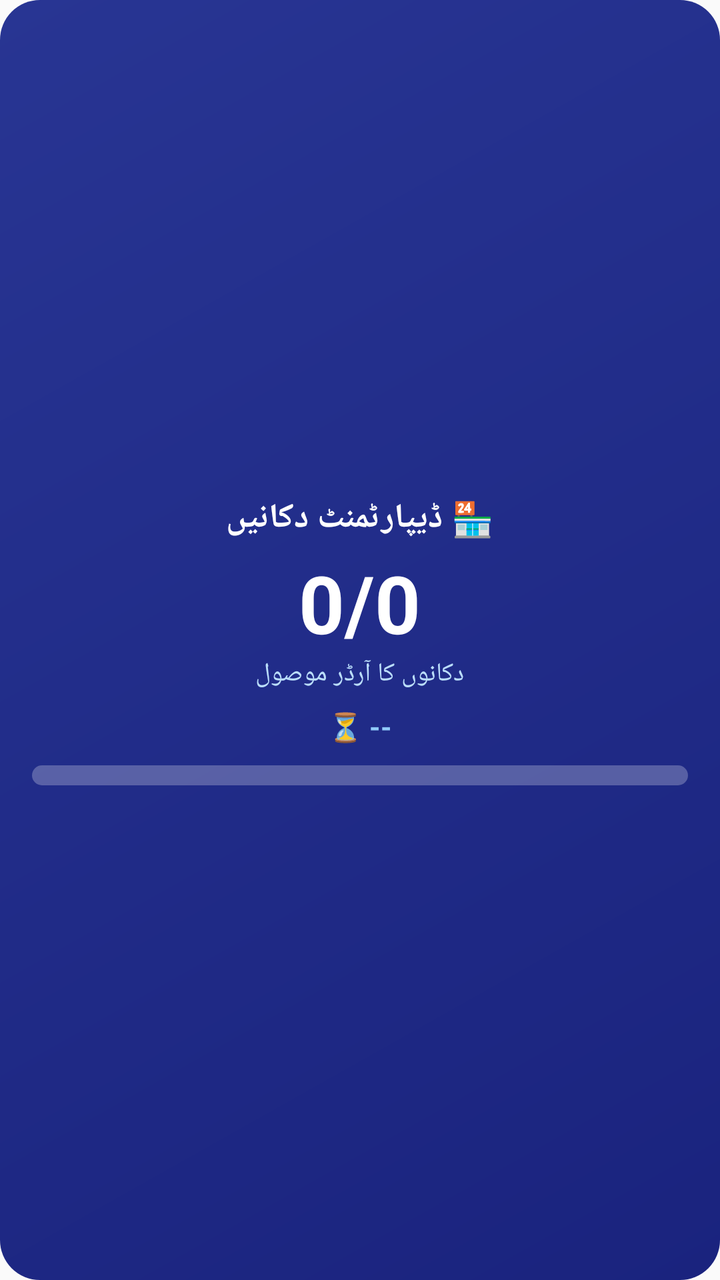
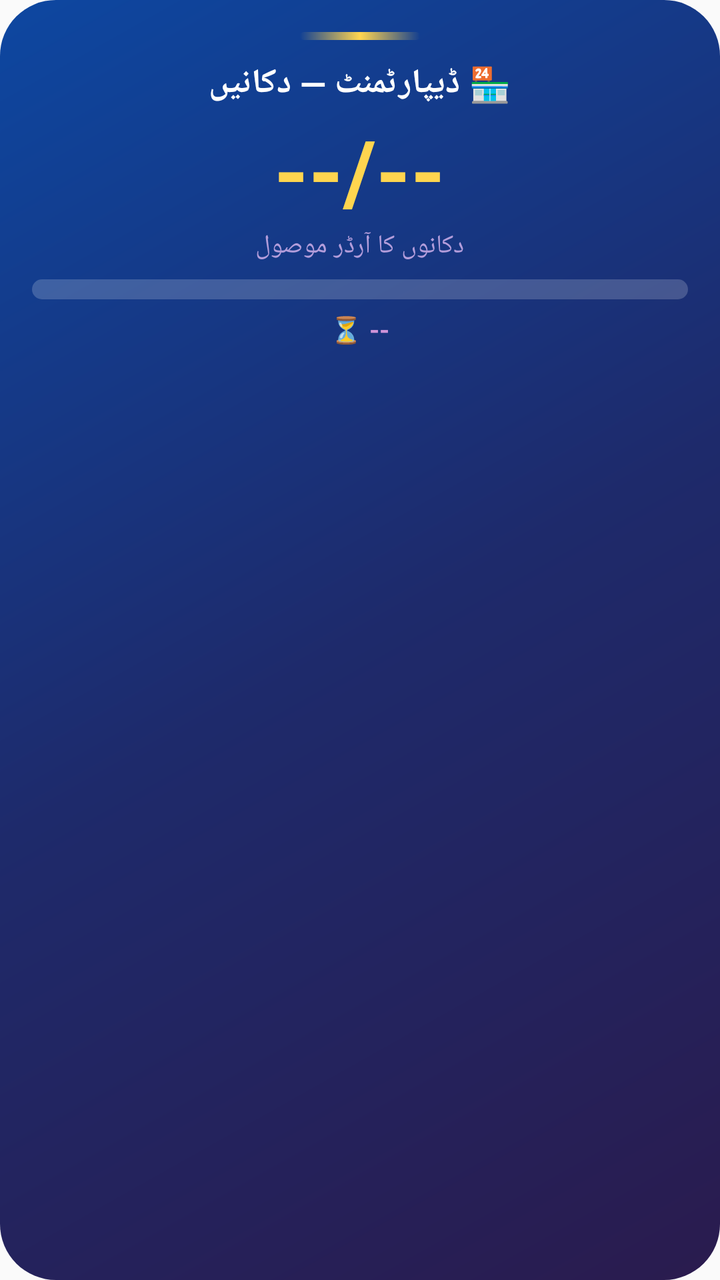

Compare the two renders of this Android layout. The source of the first and the diff that turns it into the second are given below.
<!-- AndroidManifest.xml: application theme android:Theme.Material.Light.NoActionBar -->
<!-- res/layout/widget_dept_shops.xml -->
<?xml version="1.0" encoding="utf-8"?>
<LinearLayout xmlns:android="http://schemas.android.com/apk/res/android"
    android:id="@+id/widget_root"
    android:layout_width="match_parent"
    android:layout_height="match_parent"
    android:orientation="vertical"
    android:gravity="center"
    android:padding="16dp"
    android:background="@drawable/widget_bg_dept">

    <TextView
        android:id="@+id/title"
        android:layout_width="wrap_content"
        android:layout_height="wrap_content"
        android:text="🏪 ڈیپارٹمنٹ دکانیں"
        android:textColor="#FFFFFF"
        android:textSize="17sp"
        android:textStyle="bold" />

    <TextView
        android:id="@+id/big_count"
        android:layout_width="wrap_content"
        android:layout_height="wrap_content"
        android:layout_marginTop="4dp"
        android:text="0/0"
        android:textColor="#FFFFFF"
        android:textSize="40sp"
        android:textStyle="bold" />

    <TextView
        android:id="@+id/subtitle"
        android:layout_width="wrap_content"
        android:layout_height="wrap_content"
        android:text="دکانوں کا آرڈر موصول"
        android:textColor="#BBDEFB"
        android:textSize="13sp" />

    <TextView
        android:id="@+id/countdown"
        android:layout_width="wrap_content"
        android:layout_height="wrap_content"
        android:layout_marginTop="8dp"
        android:text="⏳ --"
        android:textColor="#90CAF9"
        android:textSize="14sp"
        android:textStyle="bold" />

    <ProgressBar
        android:id="@+id/progress"
        style="?android:attr/progressBarStyleHorizontal"
        android:layout_width="match_parent"
        android:layout_height="10dp"
        android:layout_marginTop="10dp"
        android:max="100"
        android:progress="0"
        android:progressDrawable="@drawable/widget_progress_bg" />
</LinearLayout>
<!-- resources referenced by this layout -->
<resources>
  <!-- drawable widget_bg_dept (drawable) -->
  <?xml version="1.0" encoding="utf-8"?>
  <shape xmlns:android="http://schemas.android.com/apk/res/android" android:shape="rectangle">
      <gradient android:angle="135" android:startColor="#1A237E" android:endColor="#283593" android:type="linear" />
      <corners android:radius="20dp" />
  </shape>
  <!-- drawable widget_progress_bg (drawable) -->
  <?xml version="1.0" encoding="utf-8"?>
  <layer-list xmlns:android="http://schemas.android.com/apk/res/android">
      <item android:id="@android:id/background">
          <shape android:shape="rectangle">
              <solid android:color="#40FFFFFF" />
              <corners android:radius="8dp" />
          </shape>
      </item>
      <item android:id="@android:id/progress">
          <clip>
              <shape android:shape="rectangle">
                  <solid android:color="#FFFFFF" />
                  <corners android:radius="8dp" />
              </shape>
          </clip>
      </item>
  </layer-list>
</resources>

<!-- the commit's change to res/layout/widget_dept_shops.xml (unified diff, before → after) -->
@@ -4,15 +4,23 @@
     android:layout_width="match_parent"
     android:layout_height="match_parent"
     android:orientation="vertical"
-    android:gravity="center"
     android:padding="16dp"
-    android:background="@drawable/widget_bg_dept">
+    android:background="@drawable/widget_bg_dept_luxury">
+
+    
+    <View
+        android:layout_width="60dp"
+        android:layout_height="4dp"
+        android:layout_gravity="center_horizontal"
+        android:layout_marginBottom="10dp"
+        android:background="@drawable/widget_accent_gold" />
 
     <TextView
         android:id="@+id/title"
         android:layout_width="wrap_content"
         android:layout_height="wrap_content"
-        android:text="🏪 ڈیپارٹمنٹ دکانیں"
+        android:layout_gravity="center_horizontal"
+        android:text="🏪 ڈیپارٹمنٹ — دکانیں"
         android:textColor="#FFFFFF"
         android:textSize="17sp"
         android:textStyle="bold" />
@@ -21,37 +29,123 @@
         android:id="@+id/big_count"
         android:layout_width="wrap_content"
         android:layout_height="wrap_content"
-        android:layout_marginTop="4dp"
-        android:text="0/0"
-        android:textColor="#FFFFFF"
-        android:textSize="40sp"
+        android:layout_gravity="center_horizontal"
+        android:layout_marginTop="2dp"
+        android:text="--/--"
+        android:textColor="#FFD54F"
+        android:textSize="44sp"
         android:textStyle="bold" />
 
     <TextView
         android:id="@+id/subtitle"
         android:layout_width="wrap_content"
         android:layout_height="wrap_content"
+        android:layout_gravity="center_horizontal"
         android:text="دکانوں کا آرڈر موصول"
-        android:textColor="#BBDEFB"
+        android:textColor="#B39DDB"
         android:textSize="13sp" />
-
-    <TextView
-        android:id="@+id/countdown"
-        android:layout_width="wrap_content"
-        android:layout_height="wrap_content"
-        android:layout_marginTop="8dp"
-        android:text="⏳ --"
-        android:textColor="#90CAF9"
-        android:textSize="14sp"
-        android:textStyle="bold" />
 
     <ProgressBar
         android:id="@+id/progress"
         style="?android:attr/progressBarStyleHorizontal"
         android:layout_width="match_parent"
         android:layout_height="10dp"
-        android:layout_marginTop="10dp"
+        android:layout_marginTop="8dp"
         android:max="100"
         android:progress="0"
-        android:progressDrawable="@drawable/widget_progress_bg" />
+        android:progressDrawable="@drawable/widget_progress_gold" />
+
+    <TextView
+        android:id="@+id/countdown"
+        android:layout_width="wrap_content"
+        android:layout_height="wrap_content"
+        android:layout_gravity="center_horizontal"
+        android:layout_marginTop="6dp"
+        android:text="⏳ --"
+        android:textColor="#CE93D8"
+        android:textSize="13sp"
+        android:textStyle="bold" />
+
+    
+    <LinearLayout
+        android:id="@+id/shop1_card"
+        android:layout_width="match_parent"
+        android:layout_height="wrap_content"
+        android:layout_marginTop="8dp"
+        android:orientation="horizontal"
+        android:padding="8dp"
+        android:background="@drawable/widget_card_glass"
+        android:visibility="gone">
+
+        <TextView
+            android:id="@+id/shop1"
+            android:layout_width="0dp"
+            android:layout_height="wrap_content"
+            android:layout_weight="1"
+            android:text=""
+            android:textColor="#FFFFFF"
+            android:textSize="13sp" />
+    </LinearLayout>
+
+    <LinearLayout
+        android:id="@+id/shop2_card"
+        android:layout_width="match_parent"
+        android:layout_height="wrap_content"
+        android:layout_marginTop="4dp"
+        android:orientation="horizontal"
+        android:padding="8dp"
+        android:background="@drawable/widget_card_glass"
+        android:visibility="gone">
+
+        <TextView
+            android:id="@+id/shop2"
+            android:layout_width="0dp"
+            android:layout_height="wrap_content"
+            android:layout_weight="1"
+            android:text=""
+            android:textColor="#FFFFFF"
+            android:textSize="13sp" />
+    </LinearLayout>
+
+    <LinearLayout
+        android:id="@+id/shop3_card"
+        android:layout_width="match_parent"
+        android:layout_height="wrap_content"
+        android:layout_marginTop="4dp"
+        android:orientation="horizontal"
+        android:padding="8dp"
+        android:background="@drawable/widget_card_glass"
+        android:visibility="gone">
+
+        <TextView
+            android:id="@+id/shop3"
+            android:layout_width="0dp"
+            android:layout_height="wrap_content"
+            android:layout_weight="1"
+            android:text=""
+            android:textColor="#FFFFFF"
+            android:textSize="13sp" />
+    </LinearLayout>
+
+    <TextView
+        android:id="@+id/more_shops"
+        android:layout_width="wrap_content"
+        android:layout_height="wrap_content"
+        android:layout_gravity="center_horizontal"
+        android:layout_marginTop="4dp"
+        android:text=""
+        android:textColor="#B39DDB"
+        android:textSize="11sp"
+        android:visibility="gone" />
+
+    <TextView
+        android:id="@+id/login_hint"
+        android:layout_width="wrap_content"
+        android:layout_height="wrap_content"
+        android:layout_gravity="center_horizontal"
+        android:layout_marginTop="8dp"
+        android:text="لاگ اِن کریں — ویجٹ دبائیں"
+        android:textColor="#90CAF9"
+        android:textSize="12sp"
+        android:visibility="gone" />
 </LinearLayout>
<!-- resource entries referenced after the edit -->
@@ -1,25 +1,57 @@
 <!-- resources referenced by this layout -->
 <resources>
-  <!-- drawable widget_bg_dept (drawable) -->
+  <!-- drawable widget_accent_gold (drawable) -->
   <?xml version="1.0" encoding="utf-8"?>
-  <shape xmlns:android="http://schemas.android.com/apk/res/android" android:shape="rectangle">
-      <gradient android:angle="135" android:startColor="#1A237E" android:endColor="#283593" android:type="linear" />
-      <corners android:radius="20dp" />
+  <shape xmlns:android="http://schemas.android.com/apk/res/android"
+      android:shape="rectangle">
+      <gradient
+          android:angle="0"
+          android:startColor="#00FFD54F"
+          android:centerColor="#FFD54F"
+          android:endColor="#00FFD54F"
+          android:type="linear" />
+      <corners android:radius="2dp" />
   </shape>
-  <!-- drawable widget_progress_bg (drawable) -->
+  <!-- drawable widget_bg_dept_luxury (drawable) -->
+  <?xml version="1.0" encoding="utf-8"?>
+  <shape xmlns:android="http://schemas.android.com/apk/res/android"
+      android:shape="rectangle">
+      <gradient
+          android:angle="135"
+          android:startColor="#2A1B4E"
+          android:centerColor="#1E2A6B"
+          android:endColor="#0D47A1"
+          android:type="linear" />
+      <corners android:radius="28dp" />
+  </shape>
+  <!-- drawable widget_card_glass (drawable) -->
+  <?xml version="1.0" encoding="utf-8"?>
+  <shape xmlns:android="http://schemas.android.com/apk/res/android"
+      android:shape="rectangle">
+      <solid android:color="#25FFFFFF" />
+      <corners android:radius="14dp" />
+      <stroke
+          android:width="1dp"
+          android:color="#40FFFFFF" />
+  </shape>
+  <!-- drawable widget_progress_gold (drawable) -->
   <?xml version="1.0" encoding="utf-8"?>
   <layer-list xmlns:android="http://schemas.android.com/apk/res/android">
       <item android:id="@android:id/background">
           <shape android:shape="rectangle">
-              <solid android:color="#40FFFFFF" />
-              <corners android:radius="8dp" />
+              <solid android:color="#30FFFFFF" />
+              <corners android:radius="5dp" />
           </shape>
       </item>
       <item android:id="@android:id/progress">
           <clip>
               <shape android:shape="rectangle">
-                  <solid android:color="#FFFFFF" />
-                  <corners android:radius="8dp" />
+                  <gradient
+                      android:angle="0"
+                      android:startColor="#FFD54F"
+                      android:endColor="#FFB300"
+                      android:type="linear" />
+                  <corners android:radius="5dp" />
               </shape>
           </clip>
       </item>
